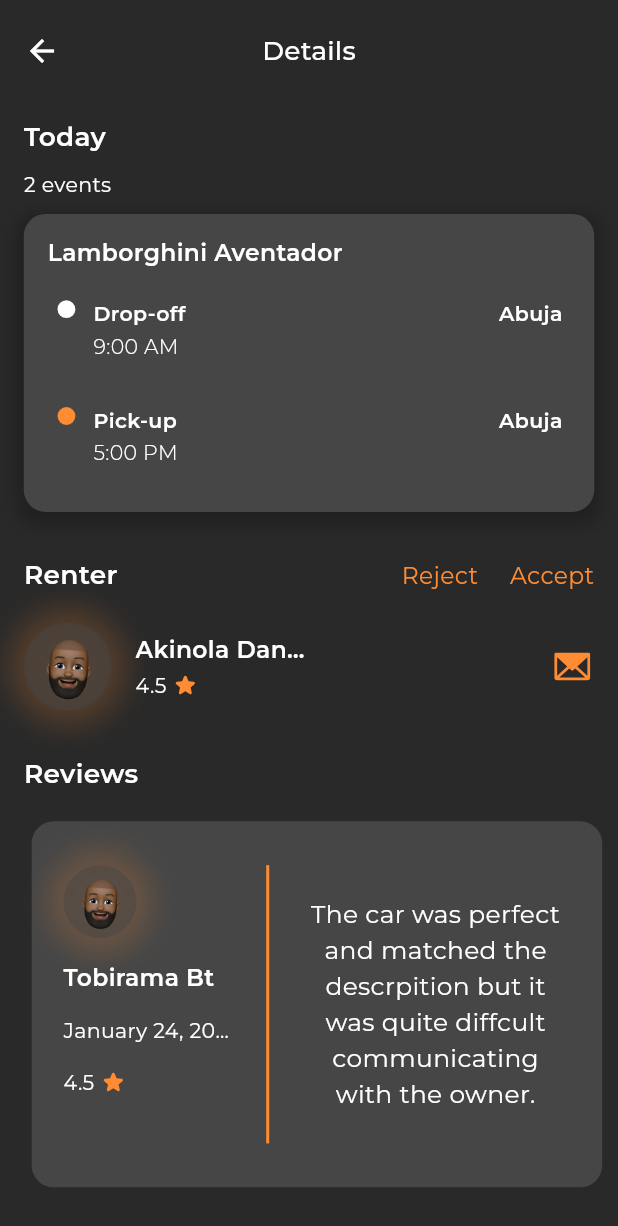
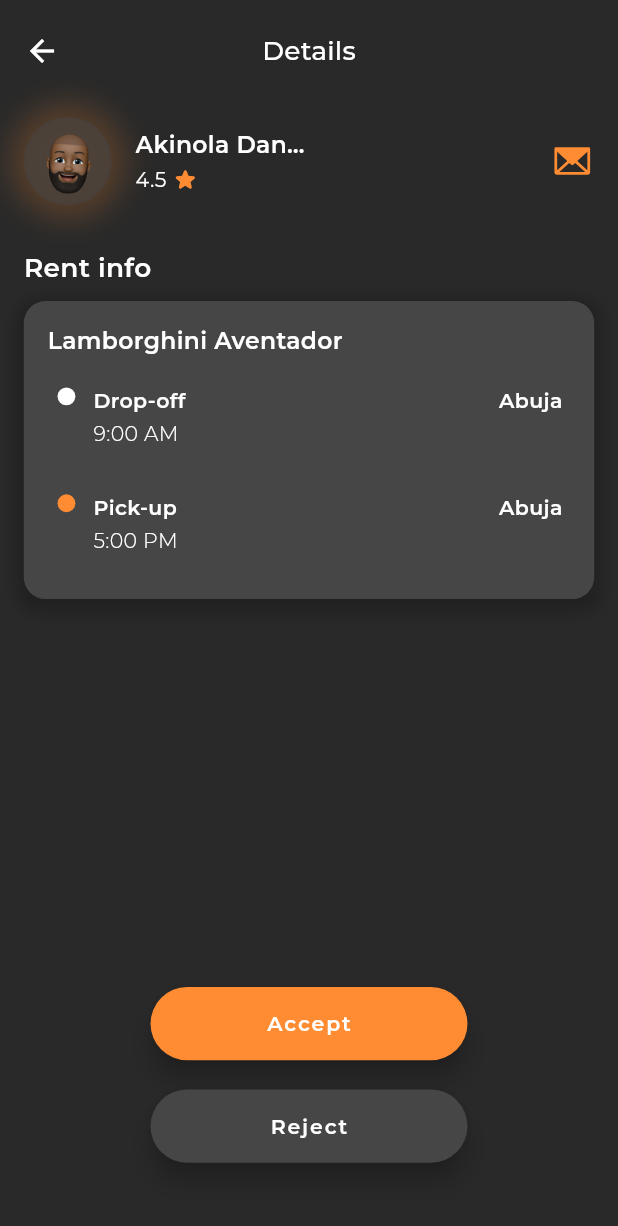
Before and after one commit to DannylSyph3r/stryde-host-mobile-app, a Flutter app: the RentalRequestDetailsView screen opened directly, on a phone screen of 412 x 824 dp. Shown: the top 1226 px of the screen. Run offline on Flutter 3.47's test engine with Material 3 defaults, Android fonts, the light colour scheme and no system bars; our stand-ins replace another_flushbar, dio, file_picker, flutter_animate, flutter_carousel_widget, flutter_rating_bar and 13 more; project files that could hold a hidden picture were left out.

Commit message:
Rental Request page logiced up

```diff
--- a/lib/features/notifications/views/rental_request_details_view.dart
+++ b/lib/features/notifications/views/rental_request_details_view.dart
@@ -1,15 +1,15 @@
 import 'package:flutter/material.dart';
 import 'package:flutter_riverpod/flutter_riverpod.dart';
 import 'package:flutter_screenutil/flutter_screenutil.dart';
-import 'package:intl/intl.dart';
 import 'package:phosphor_flutter/phosphor_flutter.dart';
-import 'package:stryde_mobile_app/features/calendar/providers/calendar_providers.dart';
 import 'package:stryde_mobile_app/shared/app_graphics.dart';
 import 'package:stryde_mobile_app/theme/palette.dart';
 import 'package:stryde_mobile_app/utils/app_extensions.dart';
+import 'package:stryde_mobile_app/utils/snack_bar.dart';
+import 'package:stryde_mobile_app/utils/type_defs.dart';
 import 'package:stryde_mobile_app/utils/widgets/appbar.dart';
+import 'package:stryde_mobile_app/utils/widgets/button.dart';
 import 'package:stryde_mobile_app/utils/widgets/container_list_tile.dart';
-import 'package:stryde_mobile_app/features/reviews/widgets/review_card.dart';
 import 'package:stryde_mobile_app/utils/widgets/row_railer.dart';
 
 class RentalRequestDetailsView extends ConsumerStatefulWidget {
@@ -22,6 +22,7 @@
 
 class _RentalRequestDetailsViewState
     extends ConsumerState<RentalRequestDetailsView> {
+  final ValueNotifier<bool> _actionButtonsVisibility = true.notifier;
   String getDaySuffix(int day) {
     if (day >= 11 && day <= 13) {
       return 'th';
@@ -39,16 +40,22 @@
   }
 
   @override
+  void dispose() {
+    _actionButtonsVisibility.dispose();
+    super.dispose();
+  }
+
+  @override
   Widget build(BuildContext context) {
-    final calendarDate = ref.watch(calendarDateProvider);
-    final daySuffix = getDaySuffix(calendarDate.day);
-    final today = DateTime.now();
-    final isToday = calendarDate.year == today.year &&
-        calendarDate.month == today.month &&
-        calendarDate.day == today.day;
-    final formattedDate = isToday
-        ? 'Today'
-        : DateFormat('EEEE MMM d').format(calendarDate) + daySuffix;
+    // final calendarDate = ref.watch(calendarDateProvider);
+    // final daySuffix = getDaySuffix(calendarDate.day);
+    // final today = DateTime.now();
+    // final isToday = calendarDate.year == today.year &&
+    //     calendarDate.month == today.month &&
+    //     calendarDate.day == today.day;
+    // final formattedDate = isToday
+    //     ? 'Today'
+    //     : DateFormat('EEEE MMM d').format(calendarDate) + daySuffix;
 
     return Scaffold(
       appBar: customAppBar(
@@ -58,20 +65,79 @@
         color: Colors.transparent,
         isTitleCentered: true,
       ),
-      body: ListView(children: [
-        Padding(
+      body: Padding(
         padding: 15.padH,
         child: Column(
+          mainAxisAlignment: MainAxisAlignment.spaceBetween,
+          children: [
+            Column(
               children: [
                 10.sbH,
-              formattedDate
+                RowRailer(
+                  rowPadding: 0.padH,
+                  leading: Row(
+                    children: [
+                      Container(
+                        height: 60.h,
+                        decoration: BoxDecoration(
+                          color: Palette.buttonBG.withOpacity(0.5),
+                          shape: BoxShape.circle,
+                          boxShadow: [
+                            BoxShadow(
+                              color: Palette.strydeOrange.withOpacity(0.2),
+                              spreadRadius: 10,
+                              blurRadius: 15,
+                            ),
+                          ],
+                        ),
+                        child: Center(
+                            child: AppGraphics.memeoji.png
+                                .myImage(fit: BoxFit.contain)),
+                      ),
+                      15.sbW,
+                      Expanded(
+                          child: Column(
+                        children: [
+                          Container(
+                            child: "Akinola Daniel Eri-ife"
+                                .txt16(
+                                    textAlign: TextAlign.left,
+                                    fontW: F.w6,
+                                    overflow: TextOverflow.ellipsis)
+                                .alignCenterLeft(),
+                          ),
+                          3.sbH,
+                          Row(
+                            mainAxisSize: MainAxisSize.min,
+                            children: [
+                              "4.5".txt14(
+                                  textAlign: TextAlign.left, fontW: F.w4),
+                              5.sbW,
+                              Icon(
+                                PhosphorIconsFill.star,
+                                size: 15.h,
+                                color: Palette.strydeOrange,
+                              )
+                            ],
+                          ).alignCenterLeft(),
+                        ],
+                      ))
+                    ],
+                  ),
+                  trailing: Icon(
+                    PhosphorIconsFill.envelope,
+                    size: 30.h,
+                    color: Palette.strydeOrange,
+                  ),
+                ),
+                30.sbH,
+                "Rent info"
                     .txt18(fontW: F.w6, textAlign: TextAlign.left)
                     .alignCenterLeft(), // Display the formatted date with suffix
                 10.sbH,
-              "2 events".txt14(textAlign: TextAlign.left).alignCenterLeft(),
-              10.sbH,
                 Container(
-                padding: EdgeInsets.symmetric(horizontal: 15.w, vertical: 15.h),
+                  padding:
+                      EdgeInsets.symmetric(horizontal: 15.w, vertical: 15.h),
                   decoration: BoxDecoration(
                     color: Palette.buttonBG,
                     borderRadius: BorderRadius.all(Radius.circular(15.r)),
@@ -117,99 +183,42 @@
                     ],
                   ),
                 ),
-              30.sbH,
-              RowRailer(
-                rowPadding: 0.padH,
-                leading: "Renter".txt18(fontW: F.w6),
-                trailing: Row(
-                  mainAxisSize: MainAxisSize.min,
+              ],
+            ),
+            _actionButtonsVisibility.sync(builder: (context, isVisible, child) {
+              return Visibility(
+                visible: isVisible,
+                child: Column(
                   children: [
-                    "Reject".txt16(color: Palette.strydeOrange),
-                    20.sbW,
-                    "Accept".txt16(color: Palette.strydeOrange),
+                    AppButton(
+                        text: "Accept",
+                        onTap: () {
+                          showFlushBanner(
+                              context: context,
+                              theMessage: "Rental Request Accepted",
+                              theType: NotificationType.info);
+                          _actionButtonsVisibility.value = false;
+                        }),
+                    20.sbH,
+                    AppButton(
+                      text: "Reject",
+                      color: Palette.buttonBG,
+                      onTap: () {
+                        showFlushBanner(
+                            context: context,
+                            theMessage: "Rental Request Rejected",
+                            theType: NotificationType.info);
+                        _actionButtonsVisibility.value = false;
+                      },
+                    ),
+                    50.sbH
+                  ],
+                ),
+              );
+            }),
           ],
         ),
       ),
-              20.sbH,
-              RowRailer(
-                rowPadding: 0.padH,
-                leading: Row(
-                  children: [
-                    Container(
-                      height: 60.h,
-                      decoration: BoxDecoration(
-                        color: Palette.buttonBG.withOpacity(0.5),
-                        shape: BoxShape.circle,
-                        boxShadow: [
-                          BoxShadow(
-                            color: Palette.strydeOrange.withOpacity(0.2),
-                            spreadRadius: 10,
-                            blurRadius: 15,
-                          ),
-                        ],
-                      ),
-                      child: Center(
-                          child: AppGraphics.memeoji.png
-                              .myImage(fit: BoxFit.contain)),
-                    ),
-                    15.sbW,
-                    Expanded(
-                        child: Column(
-                      children: [
-                        "Akinola Daniel Eri-ife"
-                            .txt16(
-                                textAlign: TextAlign.left,
-                                fontW: F.w6,
-                                overflow: TextOverflow.ellipsis)
-                            .alignCenterLeft(),
-                        3.sbH,
-                        Row(
-                          mainAxisSize: MainAxisSize.min,
-                          children: [
-                            "4.5".txt14(textAlign: TextAlign.left, fontW: F.w4),
-                            5.sbW,
-                            Icon(
-                              PhosphorIconsFill.star,
-                              size: 15.h,
-                              color: Palette.strydeOrange,
-                            )
-                          ],
-                        ).alignCenterLeft(),
-                      ],
-                    ))
-                  ],
-                ),
-                trailing: Icon(
-                  PhosphorIconsFill.envelope,
-                  size: 30.h,
-                  color: Palette.strydeOrange,
-                ),
-              ),
-            ],
-          ),
-        ),
-        30.sbH,
-        Padding(
-          padding: 15.padH,
-          child: "Reviews"
-              .txt18(fontW: F.w6, textAlign: TextAlign.left)
-              .alignCenterLeft(),
-        ),
-        20.sbH,
-        SizedBox(
-          height: 260.h,
-          child: ListView.builder(
-            physics: const BouncingScrollPhysics(),
-            padding: 10.padH,
-            scrollDirection: Axis.horizontal,
-            itemCount: 5,
-            itemBuilder: (context, index) {
-              return const ReviewCard();
-            },
-          ),
-        ),
-        50.sbH
-      ]),
     );
   }
 }
--- a/lib/utils/widgets/button.dart
+++ b/lib/utils/widgets/button.dart
@@ -51,8 +51,8 @@
             ),
           ),
           padding: EdgeInsets.zero,
-          elevation: 0,
-          shadowColor: Colors.transparent,
+          elevation: 7,
+          shadowColor: Colors.black,
           backgroundColor: color ?? Palette.strydeOrange,
         ),
         child: Center(
```
Also changed, not shown: lib/features/calendar/views/calendar_event_details_view.dart (+8 -15 lines), lib/utils/snack_bar.dart (+15 -12 lines). Lines whose indentation alone changed are shown as unchanged.
